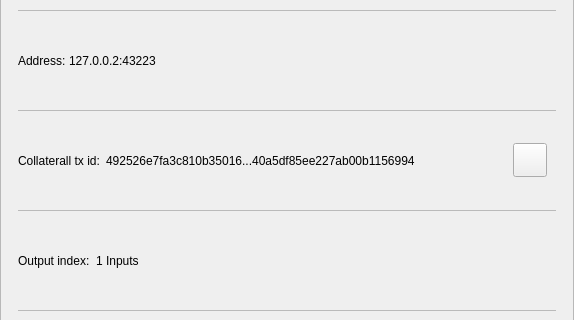
Before: the Qt Designer form src/qt/bitcorn/forms/mninfodialog.ui in BITCORNProject/BITCORN-oldchain, drawn with Qt 5; both pictures show x 0 to 574 and y 160 to 480 of the 574 by 700 pixel window.
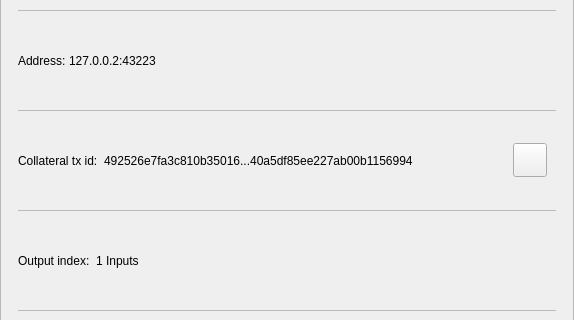
After: the same form once the commit is applied.

Patch:
```diff
--- a/src/qt/bitcorn/forms/mninfodialog.ui
+++ b/src/qt/bitcorn/forms/mninfodialog.ui
@@ -385,7 +385,7 @@
                       </size>
                      </property>
                      <property name="text">
-                      <string>Collaterall tx id:</string>
+                      <string>Collateral tx id:</string>
                      </property>
                     </widget>
                    </item>
```
